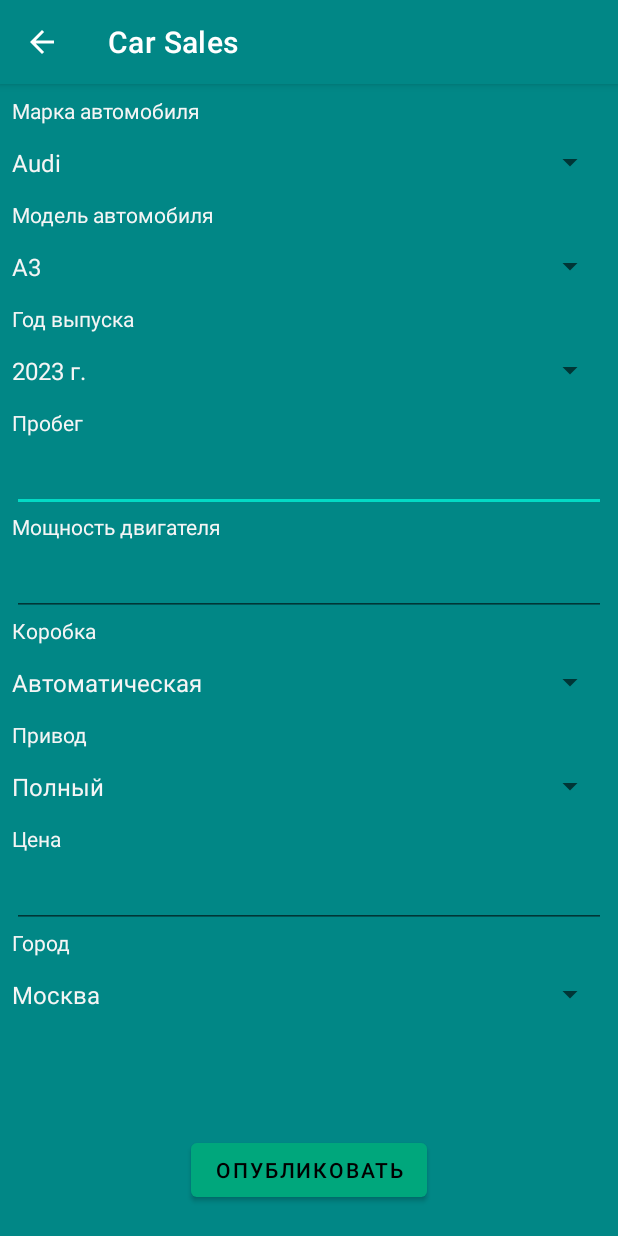
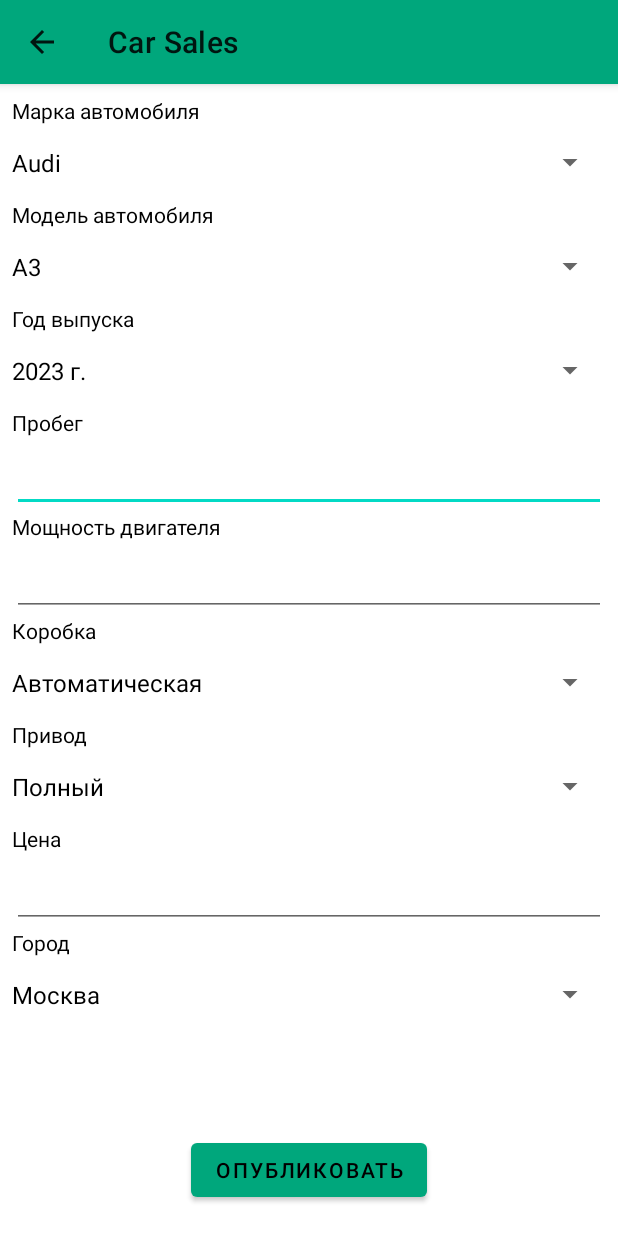
Before and after one commit to Odyvannnn/CarSales, an Android app: the AddAdActivity screen opened directly, with no data from a screen before it, on a phone screen of 412 x 824 dp. Run offline under Robolectric (Android 15) with nearby library versions, the phone set to English and light mode, and no system bars; our stand-ins replace Firebase (no records; nobody signed in at launch, a user with empty details on screens opened directly).

Commit message:
Design fixes

```diff
--- /dev/null
+++ b/app/src/main/res/drawable/camera_button.xml
@@ -0,0 +1,6 @@
+<?xml version="1.0" encoding="utf-8"?>
+<selector xmlns:android="http://schemas.android.com/apk/res/android">
+    <item android:state_pressed="true"
+        android:drawable="@drawable/camera_pressed" />
+    <item android:drawable="@drawable/camera_normal" />
+</selector>
--- /dev/null
+++ b/app/src/main/res/drawable/camera_normal.xml
@@ -0,0 +1,5 @@
+<vector android:height="60dp" android:tint="#000000"
+    android:viewportHeight="24" android:viewportWidth="24"
+    android:width="60dp" xmlns:android="http://schemas.android.com/apk/res/android">
+    <path android:fillColor="@android:color/white" android:pathData="M9.4,10.5l4.77,-8.26C13.47,2.09 12.75,2 12,2c-2.4,0 -4.6,0.85 -6.32,2.25l3.66,6.35 0.06,-0.1zM21.54,9c-0.92,-2.92 -3.15,-5.26 -6,-6.34L11.88,9h9.66zM21.8,10h-7.49l0.29,0.5 4.76,8.25C21,16.97 22,14.61 22,12c0,-0.69 -0.07,-1.35 -0.2,-2zM8.54,12l-3.9,-6.75C3.01,7.03 2,9.39 2,12c0,0.69 0.07,1.35 0.2,2h7.49l-1.15,-2zM2.46,15c0.92,2.92 3.15,5.26 6,6.34L12.12,15L2.46,15zM13.73,15l-3.9,6.76c0.7,0.15 1.42,0.24 2.17,0.24 2.4,0 4.6,-0.85 6.32,-2.25l-3.66,-6.35 -0.93,1.6z"/>
+</vector>
--- a/app/src/main/res/layout/activity_add_ad.xml
+++ b/app/src/main/res/layout/activity_add_ad.xml
@@ -6,9 +6,13 @@
     android:layout_height="match_parent"
     tools:context=".ad.AddAdActivity">
 
+    <ScrollView
+        android:layout_width="match_parent"
+        android:layout_height="match_parent">
+
         <LinearLayout
             android:layout_width="match_parent"
-        android:layout_height="match_parent"
+            android:layout_height="wrap_content"
             android:orientation="vertical"
             android:padding="8dp"
             app:layout_constraintBottom_toBottomOf="parent"
@@ -26,7 +30,7 @@
                 android:id="@+id/car_brand"
                 android:layout_width="match_parent"
                 android:layout_height="50dp"
-            android:contentDescription="@string/car_brand"/>
+                android:contentDescription="@string/car_brand" />
 
             <TextView
                 android:id="@+id/car_model_text"
@@ -38,7 +42,7 @@
                 android:id="@+id/car_model"
                 android:layout_width="match_parent"
                 android:layout_height="50dp"
-            android:contentDescription="@string/car_model"/>
+                android:contentDescription="@string/car_model" />
 
             <TextView
                 android:id="@+id/year_text"
@@ -50,7 +54,7 @@
                 android:id="@+id/year"
                 android:layout_width="match_parent"
                 android:layout_height="50dp"
-            android:contentDescription="@string/year"/>
+                android:contentDescription="@string/year" />
 
             <TextView
                 android:id="@+id/mileage_text"
@@ -62,7 +66,8 @@
                 android:id="@+id/mileage"
                 android:layout_width="match_parent"
                 android:layout_height="50dp"
-            android:inputType="number" />
+                android:inputType="number"
+                android:autofillHints="Пробег в километрах" />
 
             <TextView
                 android:id="@+id/engine_power_text"
@@ -74,7 +79,8 @@
                 android:id="@+id/engine_power"
                 android:layout_width="match_parent"
                 android:layout_height="50dp"
-            android:inputType="number" />
+                android:inputType="number"
+                android:autofillHints="Мощность двигателя в лошадиных силах" />
 
             <TextView
                 android:id="@+id/transmission_text"
@@ -86,7 +92,7 @@
                 android:id="@+id/transmission"
                 android:layout_width="match_parent"
                 android:layout_height="50dp"
-            android:contentDescription="@string/transmission"/>
+                android:contentDescription="@string/transmission" />
 
             <TextView
                 android:id="@+id/car_drive_type_text"
@@ -98,7 +104,7 @@
                 android:id="@+id/car_drive_type"
                 android:layout_width="match_parent"
                 android:layout_height="50dp"
-            android:contentDescription="@string/car_drive_type"/>
+                android:contentDescription="@string/car_drive_type" />
 
             <TextView
                 android:id="@+id/price_text"
@@ -110,7 +116,8 @@
                 android:id="@+id/price"
                 android:layout_width="match_parent"
                 android:layout_height="50dp"
-            android:inputType="number" />
+                android:inputType="number"
+                android:autofillHints="Цена в рублях" />
 
             <TextView
                 android:id="@+id/city_text"
@@ -122,11 +129,13 @@
                 android:id="@+id/city"
                 android:layout_width="match_parent"
                 android:layout_height="50dp"
-            android:contentDescription="@string/city"
-            />
+                android:contentDescription="@string/city" />
 
 
         </LinearLayout>
+    </ScrollView>
+
+
 
     <Button
         android:id="@+id/publish_button"
--- a/app/src/main/res/values-night/themes.xml
+++ b/app/src/main/res/values-night/themes.xml
@@ -1,6 +1,6 @@
 <resources xmlns:tools="http://schemas.android.com/tools">
     <!-- Base application theme. -->
-    <style name="Theme.CarSales" parent="Theme.MaterialComponents.DayNight.DarkActionBar">
+    <style name="Theme.CarSales" parent="Theme.MaterialComponents.DayNight">
         <!-- Primary brand color. -->
         <item name="colorPrimary">@color/green_700</item>
         <item name="colorPrimaryVariant">@color/green_700</item>
@@ -10,15 +10,18 @@
         <item name="colorSecondaryVariant">@color/teal_200</item>
         <item name="colorOnSecondary">@color/black</item>
         <!-- Status bar color. -->
-        <item name="android:statusBarColor">?attr/colorPrimaryVariant</item>
+        <item name="android:statusBarColor">?attr/colorOnSecondary</item>
         <!-- Customize your theme here. -->
         <item name="android:textColor">@color/light_gray</item>
     </style>
-    <style name="SpinnerTheme" parent="Theme.MaterialComponents.DayNight.DarkActionBar">
+    <style name="SpinnerTheme" parent="Theme.MaterialComponents.DayNight">
         <item name="android:textColor">@color/light_gray</item>
     </style>
     <style name="ListItemTheme" parent="Theme.CarSales">
         <item name="android:background">?attr/colorPrimary</item>
         <item name="android:textColor">@color/black</item>
     </style>
+    <style name="CameraButton">
+        <item name="android:background">@drawable/camera_button</item>
+    </style>
 </resources>
--- a/app/src/main/res/values/themes.xml
+++ b/app/src/main/res/values/themes.xml
@@ -1,6 +1,6 @@
 <resources xmlns:tools="http://schemas.android.com/tools">
     <!-- Base application theme. -->
-    <style name="Theme.CarSales" parent="Theme.MaterialComponents.DayNight.DarkActionBar">
+    <style name="Theme.CarSales" parent="Theme.MaterialComponents.DayNight">
         <!-- Primary brand color. -->
         <item name="colorPrimary">@color/green_700</item>
         <item name="colorPrimaryVariant">@color/green_700</item>
@@ -11,17 +11,16 @@
         <item name="colorOnSecondary">@color/black</item>
         <!-- Status bar color. -->
         <item name="android:statusBarColor">?attr/colorPrimaryVariant</item>
-        <item name="android:background">@color/teal_700</item>
-        <item name="android:textColor">@color/light_gray</item>
+        <item name="android:textColor">@color/black</item>
         <!-- Customize your theme here. -->
     </style>
-    <style name="SpinnerTheme" parent="Theme.MaterialComponents.DayNight.DarkActionBar">
-        <item name="android:textColor">@color/light_gray</item>
+    <style name="SpinnerTheme" parent="Theme.MaterialComponents.DayNight">
+        <item name="android:textColor">@color/black</item>
     </style>
 
     <style name="ListItemTheme" parent="Theme.CarSales">
         <item name="android:background">?attr/colorPrimary</item>
-        <item name="android:textColor">@color/white</item>
+        <item name="android:textColor">@color/black</item>
     </style>
 
     <style name="Theme.CarSales.NoActionBar">
@@ -29,6 +28,10 @@
         <item name="windowNoTitle">true</item>
     </style>
 
+    <style name="CameraButton">
+        <item name="android:background">@drawable/camera_button</item>
+    </style>
+
     <style name="Theme.CarSales.AppBarOverlay" parent="ThemeOverlay.AppCompat.Dark.ActionBar" />
 
     <style name="Theme.CarSales.PopupOverlay" parent="ThemeOverlay.AppCompat.Light" />
```
Also changed, not shown: app/src/main/AndroidManifest.xml (+16 -8 lines), app/src/main/res/drawable/camera_pressed.xml (added, +8 -0 lines), app/src/main/res/layout/activity_add_photos.xml (+7 -9 lines). Lines whose indentation alone changed are shown as unchanged.
